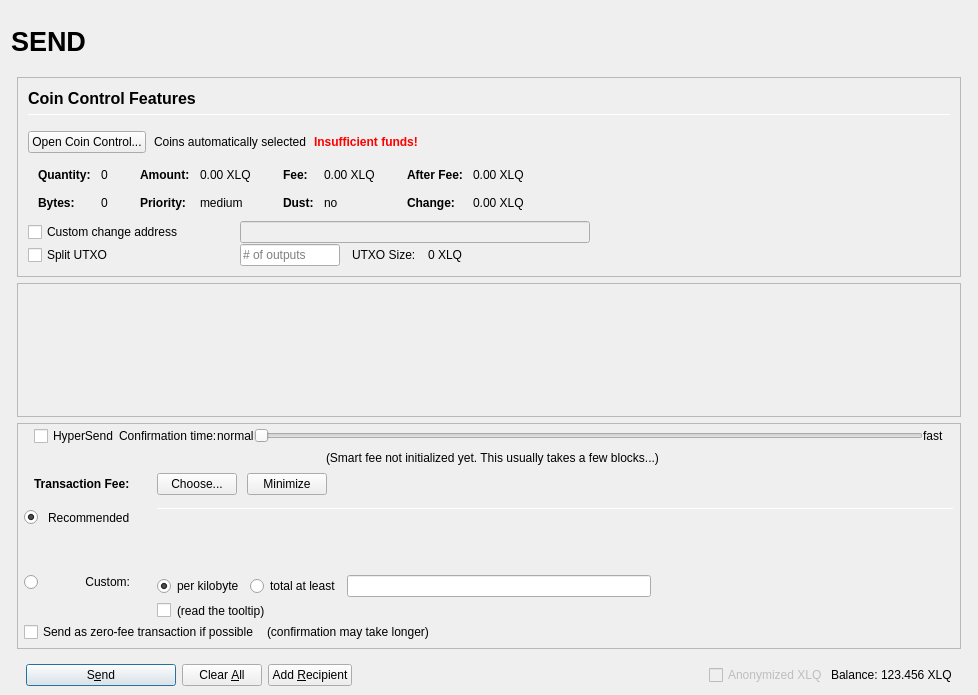
The window that src/qt/forms/sendcoinsdialog.ui (piklock/FAQO) describes before a commit, drawn with Qt 5.
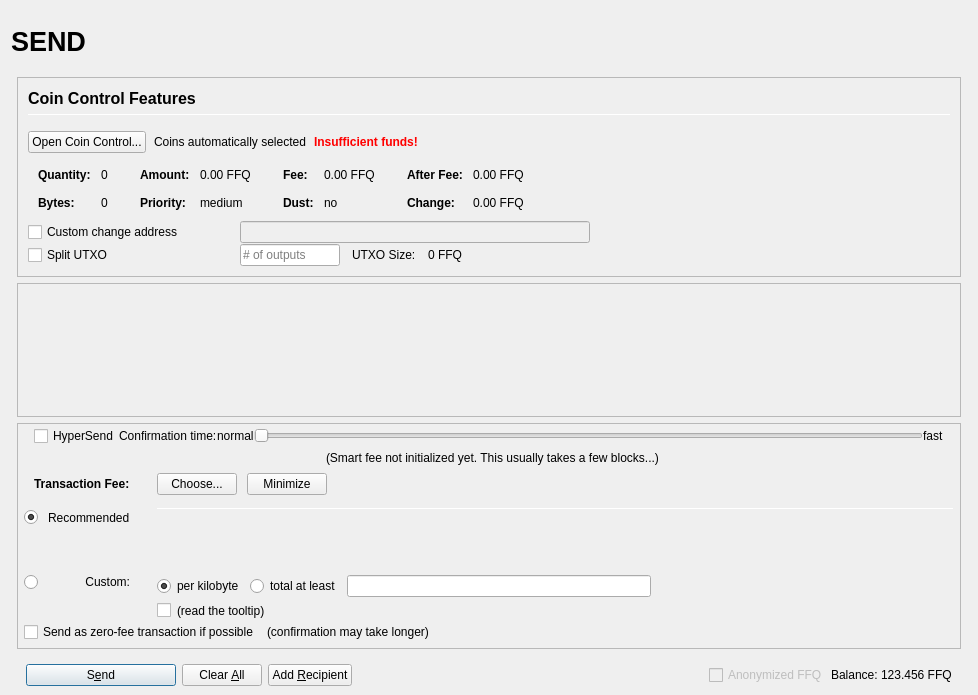
The same window after the commit. Icons and pictures are not drawn. Custom widgets are drawn as their Qt base class.

The edit to the form file:
```diff
--- a/src/qt/forms/sendcoinsdialog.ui
+++ b/src/qt/forms/sendcoinsdialog.ui
@@ -493,7 +493,7 @@
                         <enum>Qt::ActionsContextMenu</enum>
                        </property>
                        <property name="text">
-                        <string notr="true">0.00 XLQ</string>
+                        <string notr="true">0.00 FFQ</string>
                        </property>
                        <property name="textInteractionFlags">
                         <set>Qt::LinksAccessibleByMouse|Qt::TextSelectableByKeyboard|Qt::TextSelectableByMouse</set>
@@ -573,7 +573,7 @@
                         <enum>Qt::ActionsContextMenu</enum>
                        </property>
                        <property name="text">
-                        <string notr="true">0.00 XLQ</string>
+                        <string notr="true">0.00 FFQ</string>
                        </property>
                        <property name="textInteractionFlags">
                         <set>Qt::LinksAccessibleByMouse|Qt::TextSelectableByKeyboard|Qt::TextSelectableByMouse</set>
@@ -653,7 +653,7 @@
                         <enum>Qt::ActionsContextMenu</enum>
                        </property>
                        <property name="text">
-                        <string notr="true">0.00 XLQ</string>
+                        <string notr="true">0.00 FFQ</string>
                        </property>
                        <property name="textInteractionFlags">
                         <set>Qt::LinksAccessibleByMouse|Qt::TextSelectableByKeyboard|Qt::TextSelectableByMouse</set>
@@ -682,7 +682,7 @@
                         <enum>Qt::ActionsContextMenu</enum>
                        </property>
                        <property name="text">
-                        <string notr="true">0.00 XLQ</string>
+                        <string notr="true">0.00 FFQ</string>
                        </property>
                        <property name="textInteractionFlags">
                         <set>Qt::LinksAccessibleByMouse|Qt::TextSelectableByKeyboard|Qt::TextSelectableByMouse</set>
@@ -849,7 +849,7 @@
                 <item>
                  <widget class="QLabel" name="labelBlockSize">
                   <property name="text">
-                   <string>0 XLQ</string>
+                   <string>0 FFQ</string>
                   </property>
                  </widget>
                 </item>
@@ -1714,7 +1714,7 @@
                 <bool>false</bool>
                </property>
                <property name="text">
-                <string>Anonymized XLQ</string>
+                <string>Anonymized FFQ</string>
                </property>
               </widget>
              </item>
@@ -1737,7 +1737,7 @@
                 <cursorShape>IBeamCursor</cursorShape>
                </property>
                <property name="text">
-                <string notr="true">123.456 XLQ</string>
+                <string notr="true">123.456 FFQ</string>
                </property>
                <property name="textInteractionFlags">
                 <set>Qt::LinksAccessibleByMouse|Qt::TextSelectableByKeyboard|Qt::TextSelectableByMouse</set>
```
Left out of the diff: 8 changed lines with no effect on the pictures.
